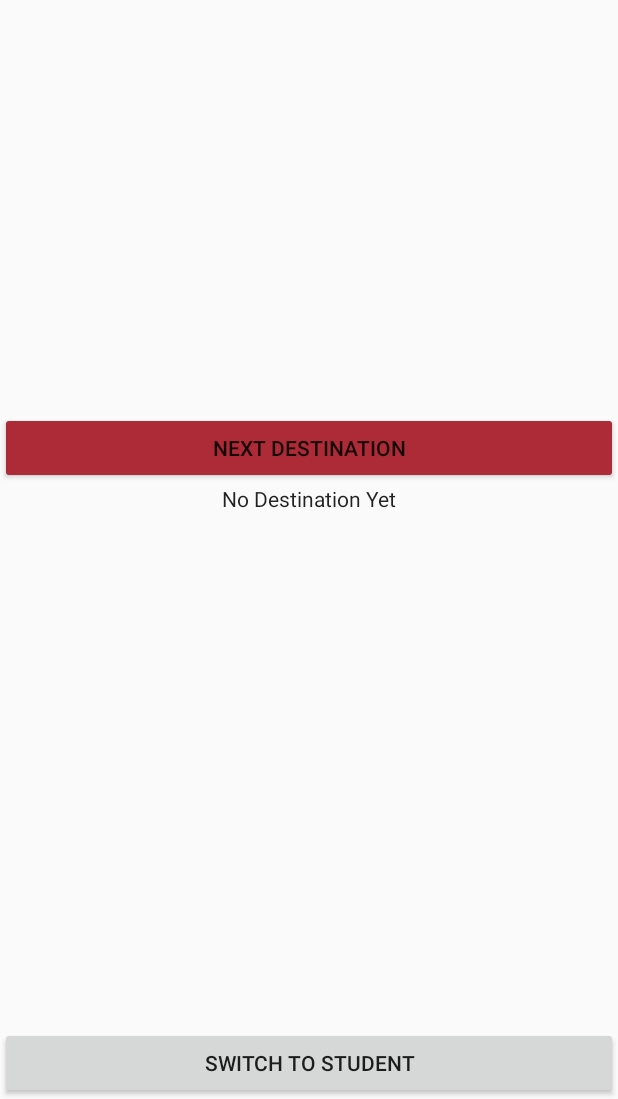
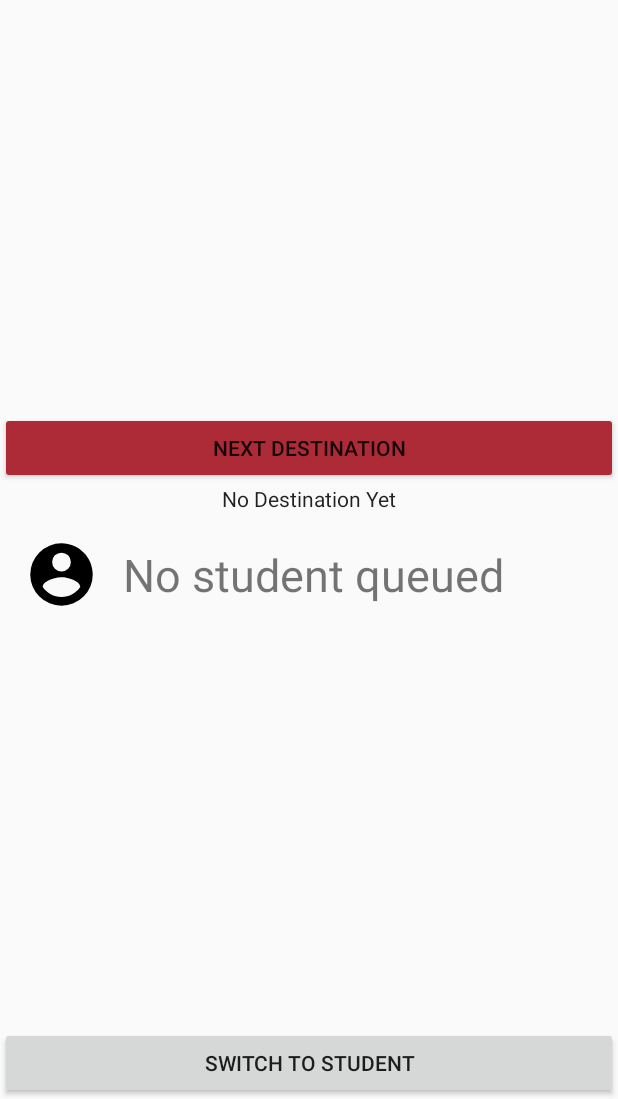
Before and after one commit to tillathahun/Snuber, an Android app: the DriverActivity screen opened directly, with no data from a screen before it, on a phone screen of 412 x 824 dp, the part 137-1236 px from its top. Run offline under Robolectric (Android 15) with nearby library versions, the phone set to English and light mode, and no system bars; libraries missing offline, so code that uses them is left out: com.loopj.android, cz.msebera.android.

Commit message:
Added default values for the driver view, and set up member vars for both profile icon and name

```diff
--- a/app/src/main/java/com/mylesspencertyler/snuber/activity/DriverActivity.java
+++ b/app/src/main/java/com/mylesspencertyler/snuber/activity/DriverActivity.java
@@ -15,6 +15,7 @@ import android.support.v7.app.AppCompatActivity;
 import android.util.Log;
 import android.view.View;
 import android.widget.Button;
+import android.widget.ImageView;
 import android.widget.TextView;
 import android.widget.Toast;
 
@@ -62,6 +63,9 @@ public class DriverActivity extends AppCompatActivity implements OnMapReadyCallb
     private double currentLongitude;
     boolean mIsReceiverRegistered = false;
     private boolean goingToStart;
+
+    private ImageView profileIcon;
+    private TextView profileName;
 
     private static final int MY_PERMISSIONS_REQUEST_FINE_LOCATION = 112;
 
@@ -205,6 +209,9 @@ public class DriverActivity extends AppCompatActivity implements OnMapReadyCallb
 
             }
         });
+
+        profileIcon = (ImageView) findViewById(R.id.list_icon);
+        profileName = (TextView) findViewById(R.id.pickupStudentName_EditText);
     }
 
 
--- a/app/src/main/res/layout/activity_driver.xml
+++ b/app/src/main/res/layout/activity_driver.xml
@@ -39,13 +39,16 @@
                 android:id="@+id/list_icon"
                 android:layout_width="50dp"
                 android:layout_height="50dp"
-                android:layout_margin="16dp"/>
+                android:layout_margin="16dp"
+                android:background="@drawable/ic_account_circle_24px"/>
 
             <TextView
                 android:id="@+id/pickupStudentName_EditText"
                 android:layout_width="wrap_content"
                 android:layout_height="wrap_content"
-                android:textSize="30sp"/>
+                android:textSize="30sp"
+                android:text="No student queued"
+                android:layout_gravity="center" />
 
         </LinearLayout>
 
```
